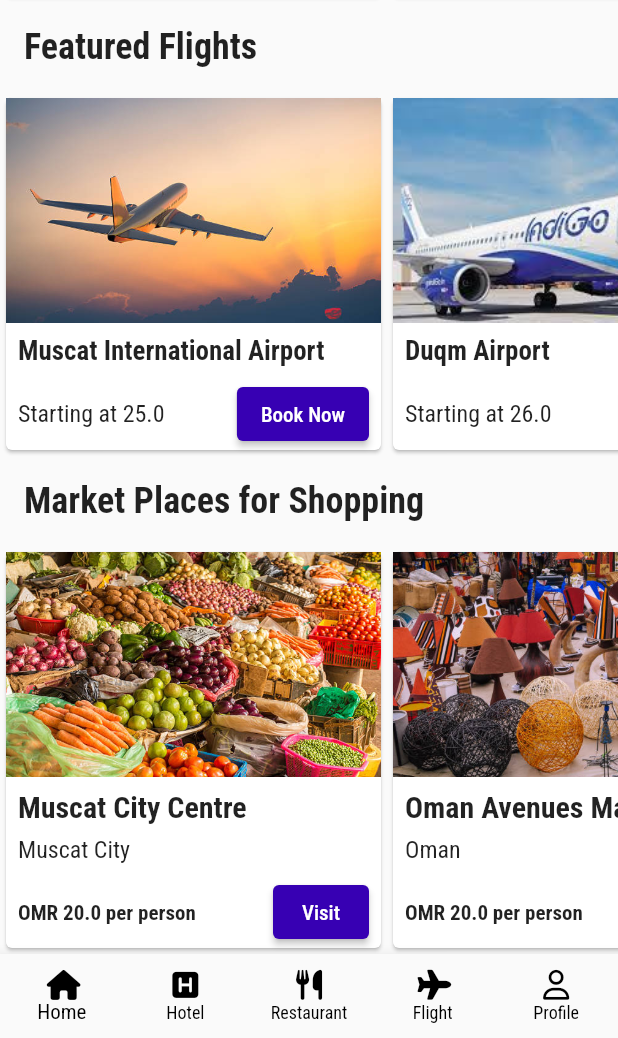
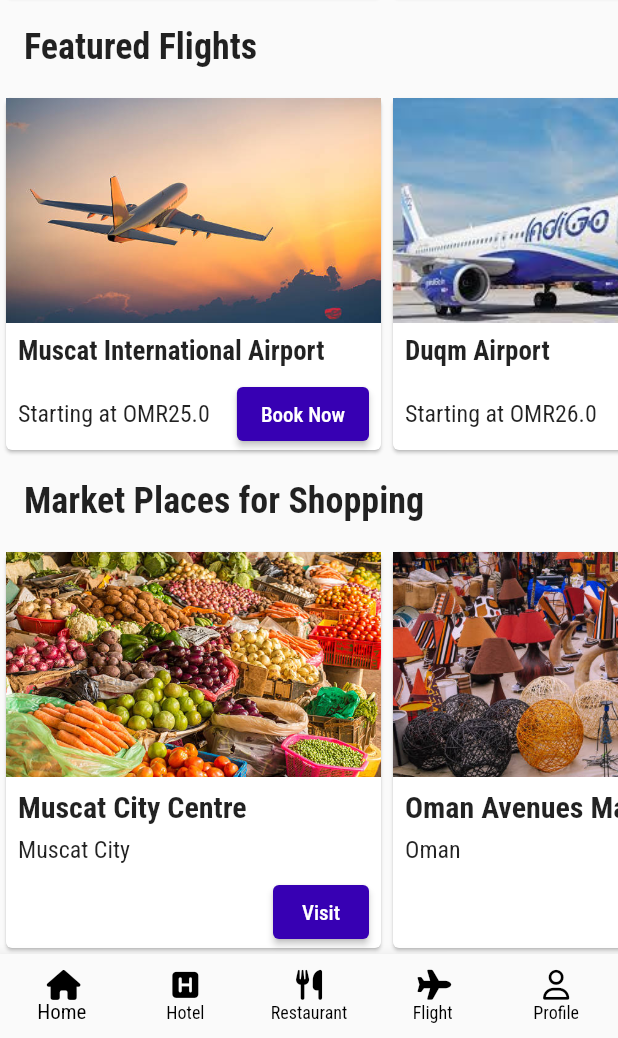
Before and after one commit to DuncanBiwott/tourism-app, a Flutter app: the screen it shows once a user with an empty profile is signed in, scrolled down 929 dp, on a phone screen of 412 x 824 dp, the part 198-1236 px from its top. Run offline on Flutter 3.47's test engine with Material 2 defaults, Android fonts, the phone set to English and light mode, and no system bars; our stand-ins replace carousel_slider, cloud_firestore, email_validator, firebase_auth, firebase_core, font_awesome_flutter and 1 more; accounts and stored records are empty.

Commit message:
fix shoppingcard

```diff
--- a/lib/view/dashboard.dart
+++ b/lib/view/dashboard.dart
@@ -205,14 +205,14 @@ class _WelcomePageState extends State<WelcomePage> {
               scrollDirection: Axis.horizontal,
               child: Row(
                 children: const [
-                ShoppingCard(amount: 20, image: 'assets/images/market1.jpg', location: 'Muscat City', market: 'Muscat City Centre',),
-                ShoppingCard(amount: 20, image: 'assets/images/market2.jpg', location: 'Oman', market: 'Oman Avenues Mall',),
-                ShoppingCard(amount: 20, image: 'assets/images/market3.jpeg', location: 'Salalah', market: 'Salalah Gardens Mall',),
-                ShoppingCard(amount: 20, image: 'assets/images/market4.jpg', location: 'Mutrah', market: 'Mutrah Fish Market',),
-                ShoppingCard(amount: 20, image: 'assets/images/market5.jpg', location: 'Muscat', market: 'Muscat Grand Mall',),
-                ShoppingCard(amount: 20, image: 'assets/images/market6.jpg', location: 'Alia', market: 'Alia Gallery ',),
-                ShoppingCard(amount: 20, image: 'assets/images/market7.jpg', location: 'Murtada', market: 'Murtada A.K. Trading Kadok',),
-                ShoppingCard(amount: 20, image: 'assets/images/market3.jpeg', location: 'Markaz', market: 'Markaz Al Bahja ',),
+                ShoppingCard(image: 'assets/images/market1.jpg', location: 'Muscat City', market: 'Muscat City Centre',),
+                ShoppingCard(image: 'assets/images/market2.jpg', location: 'Oman', market: 'Oman Avenues Mall',),
+                ShoppingCard(image: 'assets/images/market3.jpeg', location: 'Salalah', market: 'Salalah Gardens Mall',),
+                ShoppingCard( image: 'assets/images/market4.jpg', location: 'Mutrah', market: 'Mutrah Fish Market',),
+                ShoppingCard( image: 'assets/images/market5.jpg', location: 'Muscat', market: 'Muscat Grand Mall',),
+                ShoppingCard( image: 'assets/images/market6.jpg', location: 'Alia', market: 'Alia Gallery ',),
+                ShoppingCard( image: 'assets/images/market7.jpg', location: 'Murtada', market: 'Murtada A.K. Trading Kadok',),
+                ShoppingCard( image: 'assets/images/market3.jpeg', location: 'Markaz', market: 'Markaz Al Bahja ',),
 
                 ],
               ),
@@ -269,7 +269,7 @@ class _HotelCardState extends State<HotelCard> {
                 children: [
                   Expanded(
                     child: Text(
-                      'Starting at OMR ${widget.amount}/night',
+                      'Starting at OMR${widget.amount}/night',
                       style: TextStyle(
                         fontSize: 16,
                       ),
@@ -417,7 +417,7 @@ class _FlightCardState extends State<FlightCard> {
                 mainAxisAlignment: MainAxisAlignment.spaceBetween,
                 children: [
                   Text(
-                    'Starting at ${widget.amount}',
+                    'Starting at OMR${widget.amount}',
                     style: TextStyle(
                       fontSize: 16,
                     ),
@@ -450,9 +450,8 @@ class ShoppingCard extends StatefulWidget {
   final String image;
   final String market;
   final String location;
-  final double amount;
 
-  const ShoppingCard({super.key, required this.image, required this.market, required this.location, required this.amount});
+  const ShoppingCard({super.key, required this.image, required this.market, required this.location});
   @override
   State<ShoppingCard> createState() => _ShoppingCardState();
 
@@ -511,7 +510,7 @@ class _ShoppingCardState extends State<ShoppingCard> {
                 Padding(
                   padding: const EdgeInsets.symmetric(horizontal: 8.0),
                   child: Text(
-                    'OMR ${widget.amount} per person',
+                    '',
                     style: TextStyle(
                       fontWeight: FontWeight.bold,
                     ),
--- a/lib/view/market.dart
+++ b/lib/view/market.dart
@@ -18,49 +18,49 @@ class _AllMarketsState extends State<AllMarkets> {
               mainAxisAlignment: MainAxisAlignment.start,
                 children: const [
             ShoppingCard(
-              amount: 20,
+
               image: 'assets/images/market1',
               location: 'Muscat City',
               market: 'Muscat City Centre',
             ),
             ShoppingCard(
-              amount: 20,
+
               image: 'assets/images/market2',
               location: 'Oman',
               market: 'Oman Avenues Mall',
             ),
             ShoppingCard(
-              amount: 20,
+
               image: 'assets/images/market3',
               location: 'Salalah',
               market: 'Salalah Gardens Mall',
             ),
             ShoppingCard(
-              amount: 20,
+
               image: 'assets/images/market4',
               location: 'Mutrah',
               market: 'Mutrah Fish Market',
             ),
             ShoppingCard(
-              amount: 20,
+
               image: 'assets/images/market5',
               location: 'Muscat',
               market: 'Muscat Grand Mall',
             ),
             ShoppingCard(
-              amount: 20,
+
               image: 'assets/images/market6',
               location: 'Alia',
               market: 'Alia Gallery ',
             ),
             ShoppingCard(
-              amount: 20,
+
               image: 'assets/images/market7',
               location: 'Murtada',
               market: 'Murtada A.K. Trading Kadok',
             ),
             ShoppingCard(
-              amount: 20,
+
               image: 'assets/images/market3',
               location: 'Markaz',
               market: 'Markaz Al Bahja ',
```
